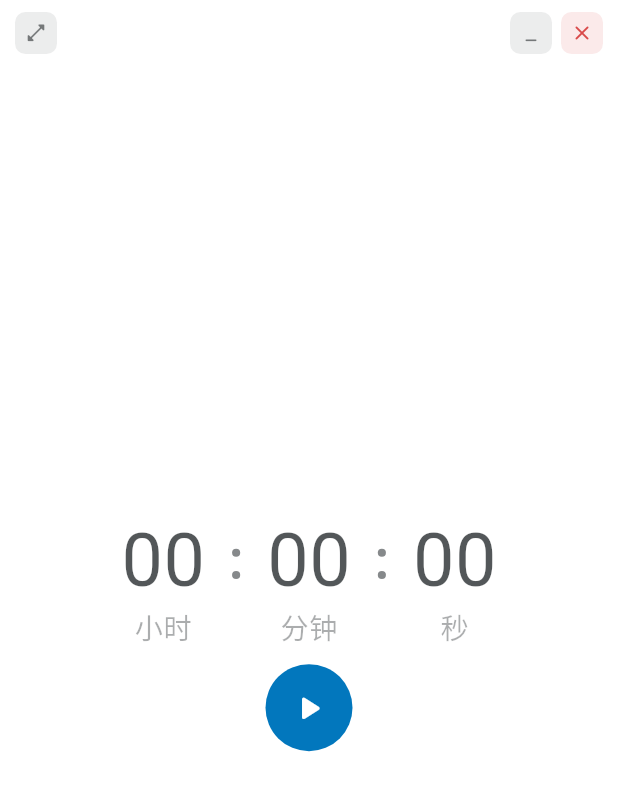
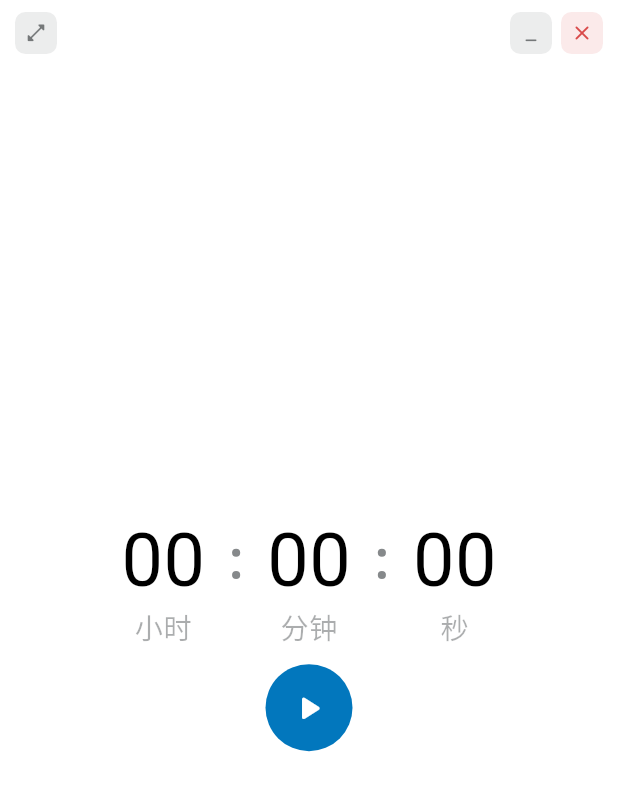
Before and after one commit to dogdreamson555/Stopwatch-Log, a Flutter app: the FloatingTimer screen opened directly, on a phone screen of 412 x 824 dp. Shown: the top 791 px of the screen. Run offline on Flutter 3.47's test engine with Material 3 defaults, Android fonts, the phone set to English and light mode, and no system bars; our stand-ins replace drift, flutter_riverpod; missing offline and left inert: file_selector, window_manager; accounts and stored records are empty; generated files the repository leaves out were written again; Roboto replaces fonts that are missing (Microsoft YaHei UI, Segoe UI Variable Display); statements that could not run were skipped.

Commit message:
修改悬浮窗数字颜色

```diff
--- a/lib/widgets/floating_timer.dart
+++ b/lib/widgets/floating_timer.dart
@@ -234,7 +234,9 @@ class _FloatingTimeBlock extends StatelessWidget {
       customFontFamily: displaySettings.effectiveCustomFontFamily,
       fontSize: fontSize,
       fontWeight: FontWeight.w400,
-      color: cs.onSurface.withValues(alpha: 0.74),
+      color: cs.brightness == Brightness.light
+          ? const Color(0xFF000000)
+          : cs.onSurface.withValues(alpha: 0.74),
       height: 1,
     );
 
```
